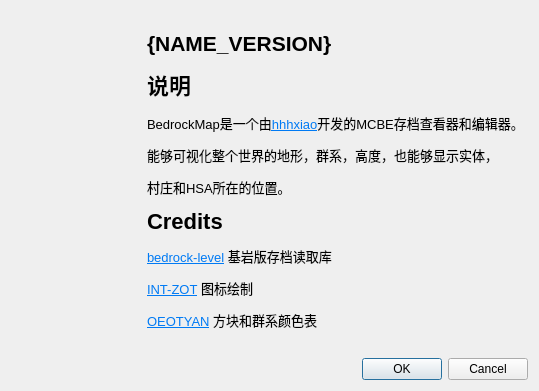
This is src/aboutdialog.ui in bedrock-dev/BedrockMap as Qt 5 draws it before an edit. The edited form follows.
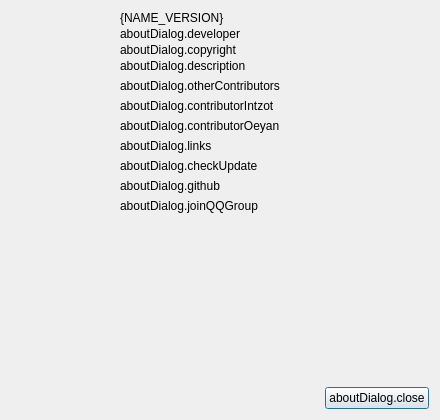
This is the edited form. Icons and pictures are not drawn.

Commit message: feat: new about dialog

The edit to the form file:
```diff
--- a/src/aboutdialog.ui
+++ b/src/aboutdialog.ui
@@ -6,10 +6,22 @@
    <rect>
     <x>0</x>
     <y>0</y>
-    <width>539</width>
-    <height>391</height>
+    <width>440</width>
+    <height>420</height>
    </rect>
   </property>
+  <property name="minimumSize">
+   <size>
+    <width>440</width>
+    <height>420</height>
+   </size>
+  </property>
+  <property name="maximumSize">
+   <size>
+    <width>440</width>
+    <height>420</height>
+   </size>
+  </property>
   <property name="windowTitle">
    <string>about.about</string>
   </property>
@@ -17,74 +29,280 @@
    <iconset>
     <normaloff>:/res/icon.png</normaloff>:/res/icon.png</iconset>
   </property>
-  <layout class="QVBoxLayout" name="verticalLayout">
+  <layout class="QHBoxLayout" name="rootLayout">
+   <property name="spacing">
+    <number>9</number>
+   </property>
+   <property name="leftMargin">
+    <number>9</number>
+   </property>
+   <property name="topMargin">
+    <number>9</number>
+   </property>
+   <property name="rightMargin">
+    <number>9</number>
+   </property>
+   <property name="bottomMargin">
+    <number>9</number>
+   </property>
    <item>
-    <layout class="QHBoxLayout" name="horizontalLayout">
-     <property name="spacing">
-      <number>20</number>
+    <layout class="QVBoxLayout" name="verticalLayout_2">
+     <property name="leftMargin">
+      <number>2</number>
      </property>
      <property name="topMargin">
-      <number>20</number>
+      <number>2</number>
+     </property>
+     <property name="rightMargin">
+      <number>2</number>
+     </property>
+     <property name="bottomMargin">
+      <number>2</number>
      </property>
      <item>
       <widget class="QLabel" name="logo">
+       <property name="minimumSize">
+        <size>
+         <width>96</width>
+         <height>96</height>
+        </size>
+       </property>
        <property name="maximumSize">
         <size>
-         <width>128</width>
-         <height>16777215</height>
+         <width>96</width>
+         <height>96</height>
         </size>
        </property>
        <property name="text">
         <string/>
        </property>
        <property name="alignment">
-        <set>Qt::AlignmentFlag::AlignLeading|Qt::AlignmentFlag::AlignLeft|Qt::AlignmentFlag::AlignTop</set>
+        <set>Qt::AlignmentFlag::AlignHCenter|Qt::AlignmentFlag::AlignTop</set>
        </property>
       </widget>
      </item>
      <item>
-      <widget class="QLabel" name="info_label">
-       <property name="maximumSize">
+      <spacer name="verticalSpacer">
+       <property name="orientation">
+        <enum>Qt::Orientation::Vertical</enum>
+       </property>
+       <property name="sizeHint" stdset="0">
         <size>
-         <width>16777215</width>
-         <height>16777215</height>
+         <width>20</width>
+         <height>40</height>
         </size>
        </property>
-       <property name="styleSheet">
-        <string notr="true">font-size: 28px</string>
-       </property>
-       <property name="text">
-        <string>&lt;html&gt;&lt;head/&gt;&lt;body&gt;&lt;p&gt;&lt;a name=&quot;bedrockmap-v0-1&quot;/&gt;&lt;span style=&quot; font-size:16pt; font-weight:600;&quot;&gt;{NAME_VERSION}&lt;/span&gt;&lt;/p&gt;&lt;h5 style=&quot; margin-top:12px; margin-bottom:4px; margin-left:0px; margin-right:0px; -qt-block-indent:0; text-indent:0px;&quot;&gt;&lt;a name=&quot;-&quot;/&gt;&lt;span style=&quot; font-size:12pt; font-weight:600;&quot;&gt;说&lt;/span&gt;&lt;span style=&quot; font-size:12pt; font-weight:600;&quot;&gt;明&lt;/span&gt;&lt;/h5&gt;&lt;p&gt;&lt;span style=&quot; font-size:10pt;&quot;&gt;BedrockMap是一个由&lt;/span&gt;&lt;a href=&quot;https://github.com/hhhxiao&quot;&gt;&lt;span style=&quot; font-size:10pt; text-decoration: underline; color:#007af4;&quot;&gt;hhhxiao&lt;/span&gt;&lt;/a&gt;&lt;span style=&quot; font-size:10pt;&quot;&gt;开发的MCBE存档查看器和编辑器。 &lt;/span&gt;&lt;/p&gt;&lt;p&gt;&lt;span style=&quot; font-size:10pt;&quot;&gt;能够可视化整个世界的地形，群系，高度，也能够显示实体，&lt;/span&gt;&lt;/p&gt;&lt;p&gt;&lt;span style=&quot; font-size:10pt;&quot;&gt;村庄和HSA所在的位置。&lt;/span&gt;&lt;/p&gt;&lt;h5 style=&quot; margin-top:12px; margin-bottom:4px; margin-left:0px; margin-right:0px; -qt-block-indent:0; text-indent:0px;&quot;&gt;&lt;span style=&quot; font-size:12pt; font-weight:600;&quot;&gt;Credits&lt;/span&gt;&lt;/h5&gt;&lt;p&gt;&lt;a href=&quot;https://github.com/bedrock-dev/bedrock-level/&quot;&gt;&lt;span style=&quot; font-size:10pt; text-decoration: underline; color:#007af4;&quot;&gt;bedrock-level&lt;/span&gt;&lt;/a&gt;&lt;span style=&quot; font-size:10pt;&quot;&gt; 基岩版存档读取库&lt;/span&gt;&lt;/p&gt;&lt;p&gt;&lt;a href=&quot;https://space.bilibili.com/382492603&quot;&gt;&lt;span style=&quot; font-size:10pt; text-decoration: underline; color:#007af4;&quot;&gt;INT-ZOT&lt;/span&gt;&lt;/a&gt;&lt;span style=&quot; font-size:10pt;&quot;&gt; 图标绘制&lt;/span&gt;&lt;/p&gt;&lt;p&gt;&lt;a href=&quot;https://github.com/OEOTYAN/&quot;&gt;&lt;span style=&quot; font-size:10pt; text-decoration: underline; color:#007af4;&quot;&gt;OEOTYAN&lt;/span&gt;&lt;/a&gt;&lt;span style=&quot; font-size:10pt;&quot;&gt; 方块和群系颜色表&lt;/span&gt;&lt;/p&gt;&lt;/body&gt;&lt;/html&gt;</string>
-       </property>
-       <property name="textFormat">
-        <enum>Qt::TextFormat::RichText</enum>
-       </property>
-      </widget>
+      </spacer>
      </item>
     </layout>
    </item>
    <item>
-    <spacer name="verticalSpacer">
-     <property name="orientation">
-      <enum>Qt::Orientation::Vertical</enum>
+    <layout class="QVBoxLayout" name="rightLayout">
+     <property name="spacing">
+      <number>6</number>
      </property>
-     <property name="sizeHint" stdset="0">
-      <size>
-       <width>20</width>
-       <height>40</height>
-      </size>
+     <property name="leftMargin">
+      <number>2</number>
      </property>
-    </spacer>
-   </item>
-   <item>
-    <widget class="QDialogButtonBox" name="buttonBox">
-     <property name="orientation">
-      <enum>Qt::Orientation::Horizontal</enum>
+     <property name="topMargin">
+      <number>2</number>
      </property>
-     <property name="standardButtons">
-      <set>QDialogButtonBox::StandardButton::Cancel|QDialogButtonBox::StandardButton::Ok</set>
+     <property name="rightMargin">
+      <number>2</number>
      </property>
-    </widget>
+     <property name="bottomMargin">
+      <number>2</number>
+     </property>
+     <item>
+      <layout class="QVBoxLayout" name="verticalLayout">
+       <property name="spacing">
+        <number>2</number>
+       </property>
+       <property name="topMargin">
+        <number>0</number>
+       </property>
+       <item>
+        <widget class="QLabel" name="name_version_label">
+         <property name="text">
+          <string>{NAME_VERSION}</string>
+         </property>
+         <property name="textFormat">
+          <enum>Qt::TextFormat::RichText</enum>
+         </property>
+        </widget>
+       </item>
+       <item>
+        <widget class="QLabel" name="developer_link">
+         <property name="text">
+          <string>aboutDialog.developer</string>
+         </property>
+         <property name="textFormat">
+          <enum>Qt::TextFormat::RichText</enum>
+         </property>
+         <property name="openExternalLinks">
+          <bool>true</bool>
+         </property>
+        </widget>
+       </item>
+       <item>
+        <widget class="QLabel" name="copyright_label">
+         <property name="text">
+          <string>aboutDialog.copyright</string>
+         </property>
+        </widget>
+       </item>
+       <item>
+        <widget class="QLabel" name="description_label">
+         <property name="text">
+          <string>aboutDialog.description</string>
+         </property>
+         <property name="textFormat">
+          <enum>Qt::TextFormat::RichText</enum>
+         </property>
+         <property name="wordWrap">
+          <bool>true</bool>
+         </property>
+         <property name="openExternalLinks">
+          <bool>true</bool>
+         </property>
+        </widget>
+       </item>
+      </layout>
+     </item>
+     <item>
+      <widget class="QLabel" name="other_contributors_label">
+       <property name="text">
+        <string>aboutDialog.otherContributors</string>
+       </property>
+      </widget>
+     </item>
+     <item>
+      <layout class="QVBoxLayout" name="verticalLayout_3">
+       <property name="topMargin">
+        <number>0</number>
+       </property>
+       <item>
+        <widget class="QLabel" name="contributor_intzot_link">
+         <property name="text">
+          <string>aboutDialog.contributorIntzot</string>
+         </property>
+         <property name="textFormat">
+          <enum>Qt::TextFormat::RichText</enum>
+         </property>
+         <property name="openExternalLinks">
+          <bool>true</bool>
+         </property>
+        </widget>
+       </item>
+       <item>
+        <widget class="QLabel" name="contributor_oeyan_link">
+         <property name="text">
+          <string>aboutDialog.contributorOeyan</string>
+         </property>
+         <property name="textFormat">
+          <enum>Qt::TextFormat::RichText</enum>
+         </property>
+         <property name="openExternalLinks">
+          <bool>true</bool>
+         </property>
+        </widget>
+       </item>
+      </layout>
+     </item>
+     <item>
+      <widget class="QLabel" name="links_title_label">
+       <property name="text">
+        <string>aboutDialog.links</string>
+       </property>
+      </widget>
+     </item>
+     <item>
+      <layout class="QVBoxLayout" name="verticalLayout_4">
+       <property name="topMargin">
+        <number>0</number>
+       </property>
+       <item>
+        <widget class="QLabel" name="checkUpdateLink">
+         <property name="text">
+          <string>aboutDialog.checkUpdate</string>
+         </property>
+         <property name="textFormat">
+          <enum>Qt::TextFormat::RichText</enum>
+         </property>
+         <property name="openExternalLinks">
+          <bool>true</bool>
+         </property>
+        </widget>
+       </item>
+       <item>
+        <widget class="QLabel" name="githubLink">
+         <property name="text">
+          <string>aboutDialog.github</string>
+         </property>
+         <property name="textFormat">
+          <enum>Qt::TextFormat::RichText</enum>
+         </property>
+         <property name="openExternalLinks">
+          <bool>true</bool>
+         </property>
+        </widget>
+       </item>
+       <item>
+        <widget class="QLabel" name="joinQQGroupLink">
+         <property name="text">
+          <string>aboutDialog.joinQQGroup</string>
+         </property>
+         <property name="textFormat">
+          <enum>Qt::TextFormat::RichText</enum>
+         </property>
+         <property name="openExternalLinks">
+          <bool>true</bool>
+         </property>
+        </widget>
+       </item>
+      </layout>
+     </item>
+     <item>
+      <spacer name="bottomSpacer">
+       <property name="orientation">
+        <enum>Qt::Orientation::Vertical</enum>
+       </property>
+       <property name="sizeType">
+        <enum>QSizePolicy::Policy::Expanding</enum>
+       </property>
+       <property name="sizeHint" stdset="0">
+        <size>
+         <width>0</width>
+         <height>0</height>
+        </size>
+       </property>
+      </spacer>
+     </item>
+     <item>
+      <layout class="QHBoxLayout" name="closeBtnLayout">
+       <item>
+        <spacer name="closeBtnSpacer">
+         <property name="orientation">
+          <enum>Qt::Orientation::Horizontal</enum>
+         </property>
+         <property name="sizeHint" stdset="0">
+          <size>
+           <width>0</width>
+           <height>0</height>
+          </size>
+         </property>
+        </spacer>
+       </item>
+       <item>
+        <widget class="QPushButton" name="closeBtn">
+         <property name="text">
+          <string>aboutDialog.close</string>
+         </property>
+        </widget>
+       </item>
+      </layout>
+     </item>
+    </layout>
    </item>
   </layout>
  </widget>
```
Left out of the diff: 39 changed lines with no effect on the pictures. The commit also changes 3 other files.
